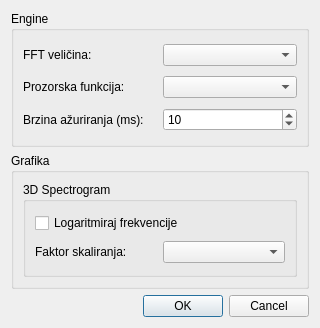
Qt form Software/audio-visualizer/settingsdialog.ui (mkovac700/diplomski-rad) before a commit.
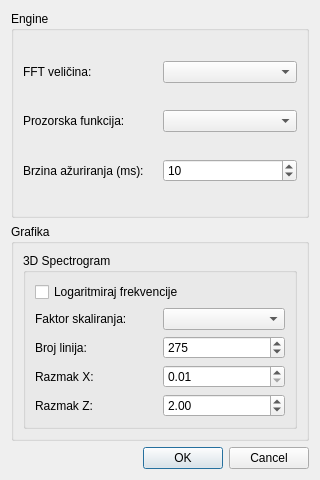
The same form after that commit.

```diff
--- a/Software/audio-visualizer/settingsdialog.ui
+++ b/Software/audio-visualizer/settingsdialog.ui
@@ -7,7 +7,7 @@
     <x>0</x>
     <y>0</y>
     <width>320</width>
-    <height>328</height>
+    <height>480</height>
    </rect>
   </property>
   <property name="windowTitle">
@@ -152,6 +152,84 @@
            </item>
           </layout>
          </item>
+         <item>
+          <layout class="QHBoxLayout" name="horizontalLayout_5">
+           <item>
+            <widget class="QLabel" name="label_5">
+             <property name="text">
+              <string>Broj linija:</string>
+             </property>
+            </widget>
+           </item>
+           <item>
+            <widget class="QSpinBox" name="spinBox_numLines">
+             <property name="minimum">
+              <number>1</number>
+             </property>
+             <property name="maximum">
+              <number>300</number>
+             </property>
+             <property name="value">
+              <number>275</number>
+             </property>
+            </widget>
+           </item>
+          </layout>
+         </item>
+         <item>
+          <layout class="QHBoxLayout" name="horizontalLayout_6">
+           <item>
+            <widget class="QLabel" name="label_6">
+             <property name="text">
+              <string>Razmak X:</string>
+             </property>
+            </widget>
+           </item>
+           <item>
+            <widget class="QDoubleSpinBox" name="doubleSpinBox_spacingX">
+             <property name="minimum">
+              <double>0.010000000000000</double>
+             </property>
+             <property name="maximum">
+              <double>1.000000000000000</double>
+             </property>
+             <property name="singleStep">
+              <double>0.010000000000000</double>
+             </property>
+             <property name="value">
+              <double>0.010000000000000</double>
+             </property>
+            </widget>
+           </item>
+          </layout>
+         </item>
+         <item>
+          <layout class="QHBoxLayout" name="horizontalLayout_7">
+           <item>
+            <widget class="QLabel" name="label_7">
+             <property name="text">
+              <string>Razmak Z:</string>
+             </property>
+            </widget>
+           </item>
+           <item>
+            <widget class="QDoubleSpinBox" name="doubleSpinBox_spacingZ">
+             <property name="minimum">
+              <double>0.100000000000000</double>
+             </property>
+             <property name="maximum">
+              <double>3.000000000000000</double>
+             </property>
+             <property name="singleStep">
+              <double>0.100000000000000</double>
+             </property>
+             <property name="value">
+              <double>2.000000000000000</double>
+             </property>
+            </widget>
+           </item>
+          </layout>
+         </item>
         </layout>
        </widget>
       </item>
```
